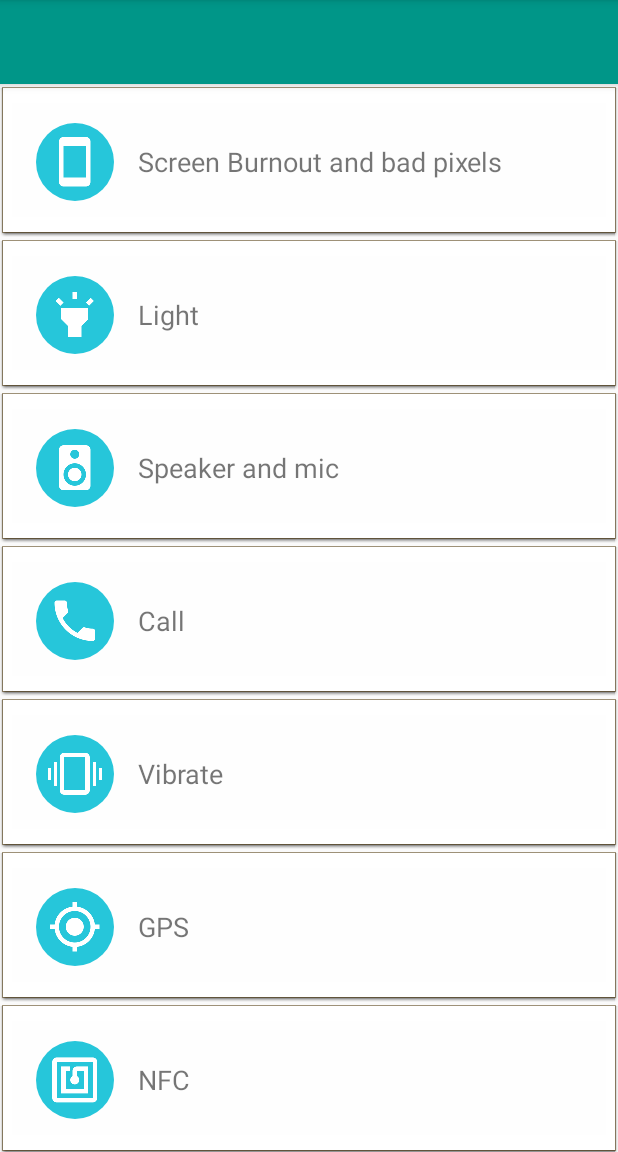
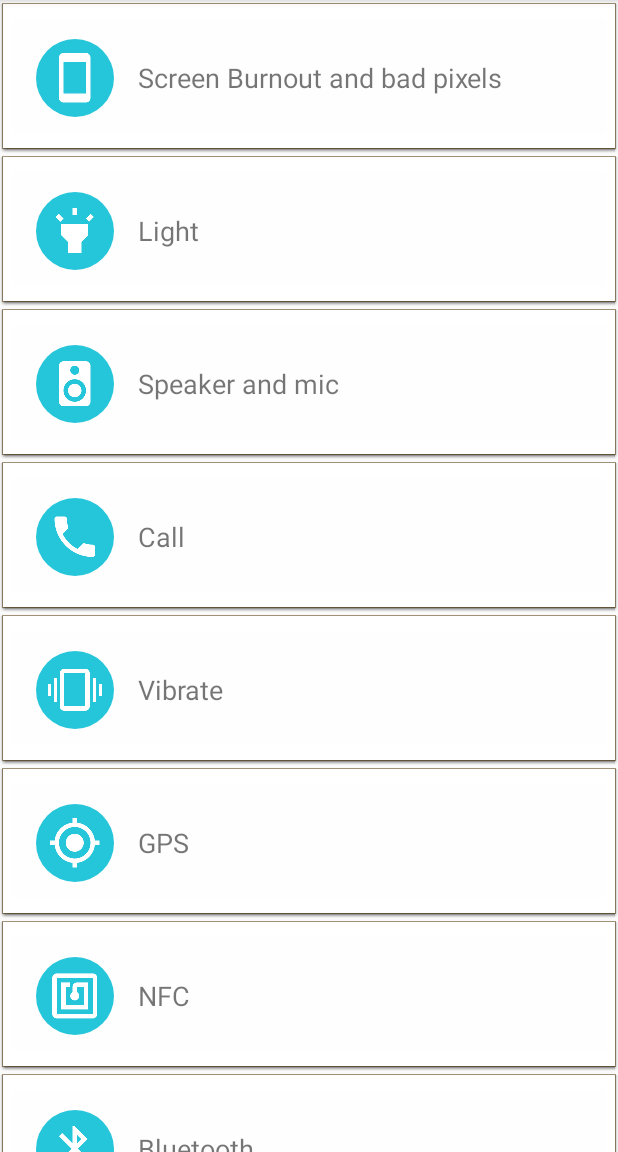
Before and after one commit to crua9/Android-Device-Tester, an Android app: the screen it shows after launch (MainActivity), on a phone screen of 412 x 824 dp, the part 84-1236 px from its top. Run offline under Robolectric (Android 15) with nearby library versions, the phone set to English and light mode, and no system bars.

Commit message:
Update activity_main.xml

```diff
--- a/app/src/main/res/layout/activity_main.xml
+++ b/app/src/main/res/layout/activity_main.xml
@@ -7,21 +7,6 @@
     android:orientation="vertical"
     tools:context="com.techreviewsandhelp.devicetester.MainActivity">
 
-    <android.support.design.widget.AppBarLayout
-        android:layout_width="match_parent"
-        android:layout_height="wrap_content"
-        android:theme="@style/AppTheme.AppBarOverlay"
-        android:id="@+id/view">
-
-        <android.support.v7.widget.Toolbar
-            android:id="@+id/toolbar"
-            android:layout_width="match_parent"
-            android:layout_height="?attr/actionBarSize"
-            android:background="?attr/colorPrimary"
-            app:popupTheme="@style/AppTheme.PopupOverlay"/>
-
-    </android.support.design.widget.AppBarLayout>
-
     <android.support.v7.widget.RecyclerView
         android:layout_width="match_parent"
         android:layout_height="wrap_content"
```
